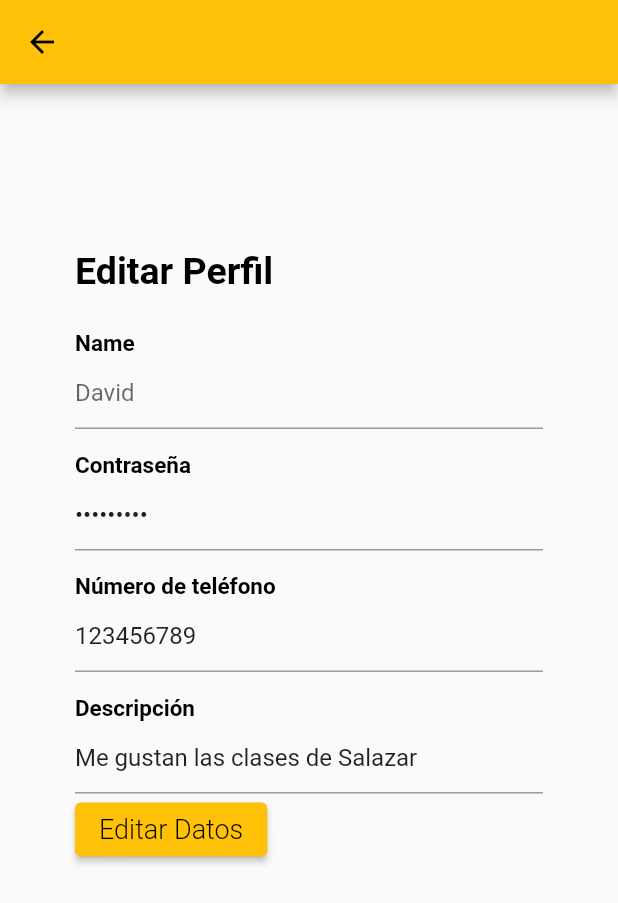
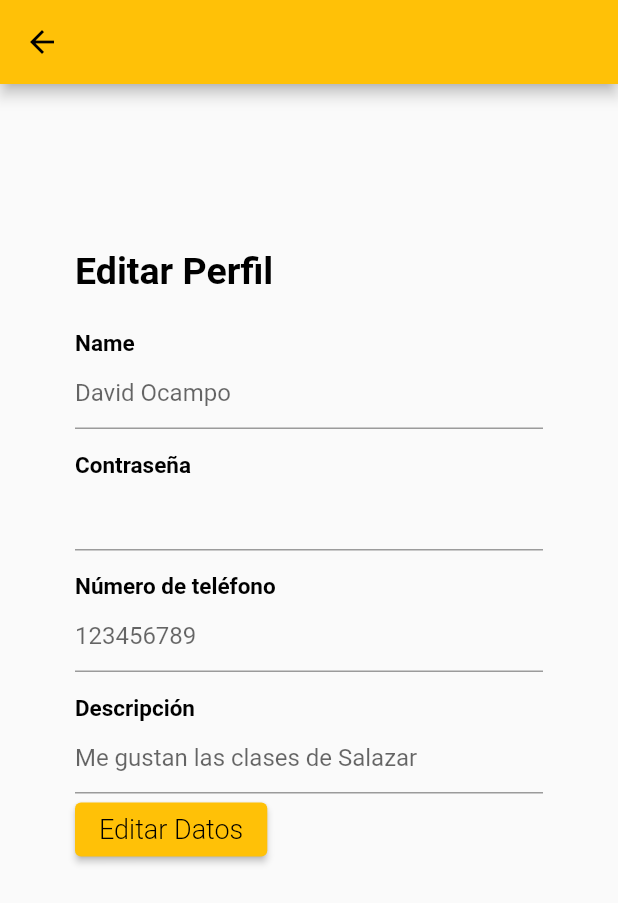
Before and after one commit to karou1182001/AppMovilRU, a Flutter app: the screen it shows after launch, item 5 of the bottom bar chosen, after a tap on "Editar Perfil", on a phone screen of 412 x 824 dp. Shown: the top 903 px of the screen. Run offline on Flutter 3.47's test engine with Material 2 defaults, Android fonts, the phone set to English and light mode, and no system bars; our stand-ins replace flutter_colorpicker, get, syncfusion_flutter_calendar; missing offline and left inert: syncfusion_flutter_core; key blocks and very long unbroken strings in the code were emptied for the run.

```diff
--- a/lib/domain/constants/controllers/user_controller.dart
+++ b/lib/domain/constants/controllers/user_controller.dart
@@ -6,6 +6,7 @@ import 'package:get/get_rx/src/rx_types/rx_types.dart';
 class UserController extends GetxController {
   //Usuario
   Rx<User> user = User(
+          name: 'David Ocampo',
           number: 123456789,
           password: 'ocampo123',
           email: 'davidocampo@uninorte.edu.co',
@@ -15,12 +16,10 @@ class UserController extends GetxController {
   //Indicador de si está en la U o no
   final RxBool _ru = false.obs;
 
-  RxString nombre = 'David'.obs;
-
   //Getters
   User get getUser => user.value;
   get email => user.value.getEmail;
-  get name => nombre.value;
+  get name => user.value.getName;
   get password => user.value.getPassword;
   get number => user.value.getNumber;
   get ru => _ru.value;
@@ -30,8 +29,25 @@ class UserController extends GetxController {
   void changeRU() {
     _ru.value = !_ru.value;
   }
+
   //Función para que cambie el nombre
-  void changeUserName(String name) {
-    nombre.value = name;
+  void changeUserName(String userName) {
+    user.value.changeName(userName);
   }
+
+  //Función para cambiar la contraseña
+  void changeUserPassword(String userPassword) {
+    user.value.changePassword(userPassword);
+  }
+
+  //Función para cambiar el número
+  void changeUserNumber(int userNumber) {
+    user.value.changeNumber(userNumber);
+  }
+
+  //Función para cambiar la descripción
+  void changeUserDescription(String userDescription) {
+    user.value.changeDescription(userDescription);
+  }
+
 }
--- a/lib/main.dart
+++ b/lib/main.dart
@@ -5,8 +5,8 @@ import 'package:get/get.dart';
 import 'domain/constants/controllers/event_controller.dart';
 import 'domain/constants/controllers/friend_controller.dart';
 void main() {
+  Get.put(UserController());
   Get.put(EventController());
-  Get.put(UserController());
   Get.put(FriendController());
   runApp(const MyApp());
 }
--- a/lib/models/user.dart
+++ b/lib/models/user.dart
@@ -2,25 +2,38 @@ import 'package:get/get.dart';
 import 'package:get/get_rx/src/rx_types/rx_types.dart';
 
 class User {
-  RxString name = 'David Ocampo'.obs;
+  String name;
   String password;
   int number;
   String email;
   String description;
 
   User(
-      {required this.password,
+      {required this.name,
+      required this.password,
       required this.number,
       required this.email,
       required this.description});
 
-  get getName => name.value;
+  get getName => name;
   get getPassword => password;
   get getNumber => number;
   get getEmail => email;
   get getDescription => description;
 
   void changeName(String userName) {
-    name.value = userName;
+    name = userName;
+  }
+
+  void changePassword(String userPassword){
+    password = userPassword;
+  }
+
+  void changeNumber(int userNumber){
+    number = userNumber;
+  }
+
+  void changeDescription(String userDescription) {
+    description = userDescription;
   }
 }
--- a/lib/ui/pages/pageProfile/editProfile.dart
+++ b/lib/ui/pages/pageProfile/editProfile.dart
@@ -2,7 +2,6 @@
 
 import 'package:app_ru/domain/constants/controllers/user_controller.dart';
 import 'package:app_ru/domain/constants/text_style.dart';
-import 'package:app_ru/ui/pages/pageProfile/profile.dart';
 import 'package:app_ru/ui/widgets/navbar/nav_bar.dart';
 import 'package:flutter/material.dart';
 import 'package:get/get.dart';
@@ -10,8 +9,11 @@ import 'package:get/get_state_manager/src/rx_flutter/rx_obx_widget.dart';
 
 class EditProfile extends StatelessWidget {
   EditProfile({Key? key}) : super(key: key);
-  UserController userController = UserController();
+  UserController userController = Get.find();
   TextEditingController nameController = TextEditingController();
+  TextEditingController descriptionController = TextEditingController();
+  TextEditingController numberController = TextEditingController();
+  TextEditingController passwordController = TextEditingController();
 
   @override
   Widget build(BuildContext context) {
@@ -34,6 +36,7 @@ class EditProfile extends StatelessWidget {
               const SizedBox(
                 height: 25,
               ),
+              //Editar nombre
               const Text("Name",
                   style: TextStyle(
                       color: Colors.black,
@@ -45,38 +48,59 @@ class EditProfile extends StatelessWidget {
               const SizedBox(
                 height: 15,
               ),
+              //Editar contraseña
               const Text("Contraseña",
                   style: TextStyle(
                       color: Colors.black,
                       fontSize: 15,
                       fontWeight: FontWeight.bold)),
-              Obx(() => TextFormField(
-                  initialValue: userController.password, obscureText: true)),
+              TextFormField(controller: passwordController),
               const SizedBox(
                 height: 15,
               ),
+              //Editar número
               const Text("Número de teléfono",
                   style: TextStyle(
                       color: Colors.black,
                       fontSize: 15,
                       fontWeight: FontWeight.bold)),
               Obx(() => TextFormField(
-                  initialValue: userController.number.toString())),
+                  controller: numberController,
+                  decoration: InputDecoration(
+                      hintText: userController.number.toString()))),
               const SizedBox(
                 height: 15,
               ),
+              //Editar descripción
               const Text("Descripción",
                   style: TextStyle(
                       color: Colors.black,
                       fontSize: 15,
                       fontWeight: FontWeight.bold)),
-              Obx(() =>
-                  TextFormField(initialValue: userController.description)),
+              Obx(() => TextField(
+                  keyboardType: TextInputType.multiline,
+                  maxLines: null,
+                  controller: descriptionController,
+                  decoration:
+                      InputDecoration(hintText: userController.description))),
               ElevatedButton(
                   onPressed: () {
-                    print(nameController.text);
-                    userController.changeUserName('Hola');
-                    print(userController.name);
+                    if (nameController.text != '') {
+                      userController.changeUserName(nameController.text);
+                    }
+                    if (numberController.text != '') {
+                      userController
+                          .changeUserNumber(int.parse(numberController.text));
+                    }
+                    if (passwordController.text != '') {
+                      userController
+                          .changeUserPassword(passwordController.text);
+                    }
+                    if (descriptionController.text != '') {
+                      userController
+                          .changeUserDescription(descriptionController.text);
+                    }
+
                     Get.to(() => NavBar());
                   },
                   child: Text(
--- a/lib/ui/pages/pageProfile/profile.dart
+++ b/lib/ui/pages/pageProfile/profile.dart
@@ -45,8 +45,11 @@ class _ProfileState extends State<Profile> {
                 Text(userController.name, style: generalText(Colors.black, 20)),
                 const SizedBox(height: 15),
                 //Descripción
-                Text(userController.description,
-                    style: generalText(Colors.grey, 15)),
+                Padding(
+                  padding: const EdgeInsets.only(left: 8.0, right: 8.0),
+                  child: Text(userController.description,
+                      style: generalText(Colors.grey, 15)),
+                ),
                 const SizedBox(height: 30),
                 //Celular
                 Container(
```
